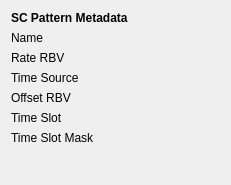
The window that opcpa_tpr_config/sc_metadata.ui (pcdshub/opcpa-tpr-config) describes before a commit, drawn with Qt 5.
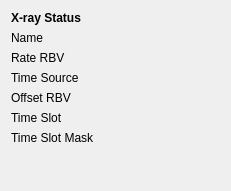
The same window after the commit. Custom widgets are drawn as their Qt base class.

Commit message: Small modifications to the UI labels to make things more clear to operators based on feedback.

What changed in the file:
```diff
--- a/opcpa_tpr_config/sc_metadata.ui
+++ b/opcpa_tpr_config/sc_metadata.ui
@@ -7,7 +7,7 @@
     <x>0</x>
     <y>0</y>
     <width>231</width>
-    <height>185</height>
+    <height>191</height>
    </rect>
   </property>
   <property name="windowTitle">
@@ -24,7 +24,7 @@
       </font>
      </property>
      <property name="text">
-      <string>SC Pattern Metadata</string>
+      <string>X-ray Status</string>
      </property>
     </widget>
    </item>
```
The commit also changes 1 other file.
